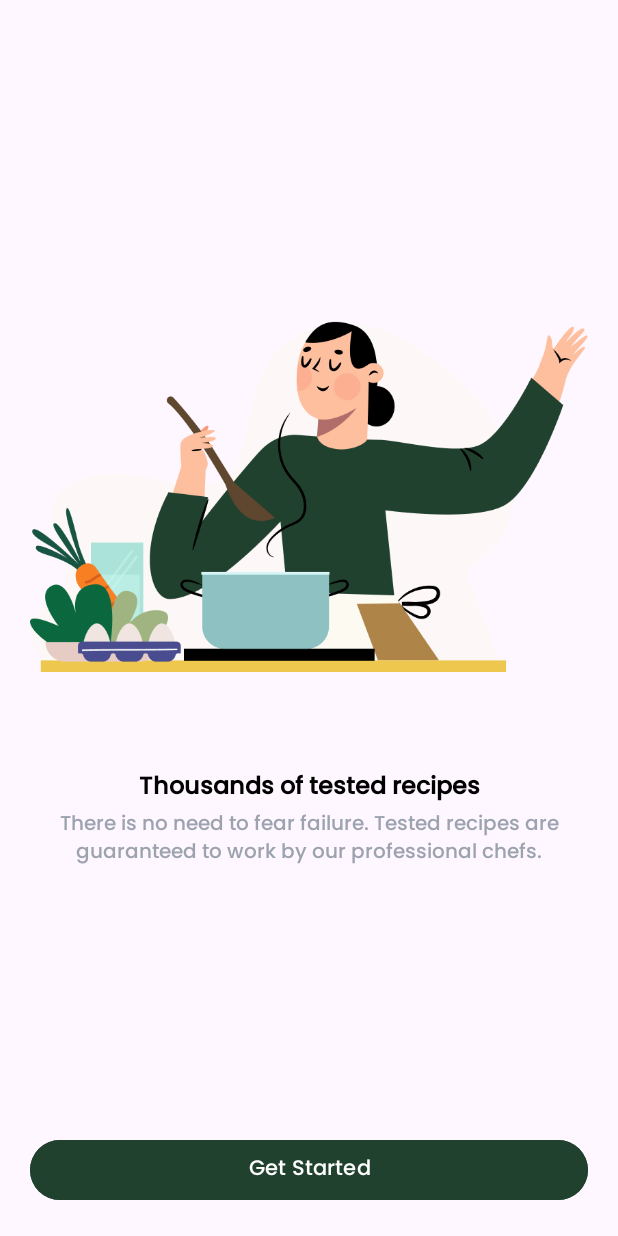
After one commit to mohamedmedhat/QuickBite, an Android app: the IntroFragment screen opened through its navigation route, on a phone screen of 412 x 824 dp. The commit adds this screen. Run offline under Robolectric (Android 15) with nearby library versions, the phone set to English and light mode, and no system bars; our stand-ins replace Firebase (no records; nobody signed in at launch, a user with empty details on screens opened directly).

Commit message:
[add]: add intro fragment

```diff
--- /dev/null
+++ b/app/src/main/java/com/xapp/quickbit/presentation/fragment/IntroFragment.kt
@@ -0,0 +1,32 @@
+package com.xapp.quickbit.presentation.fragment
+
+import android.content.Intent
+import android.os.Bundle
+import androidx.fragment.app.Fragment
+import android.view.LayoutInflater
+import android.view.View
+import android.view.ViewGroup
+import com.xapp.quickbit.databinding.FragmentIntroBinding
+import com.xapp.quickbit.presentation.activity.RecipeActivity
+
+class IntroFragment : Fragment() {
+    private var _binding: FragmentIntroBinding? = null
+    private val binding get() = _binding!!
+    override fun onCreateView(
+        inflater: LayoutInflater, container: ViewGroup?,
+        savedInstanceState: Bundle?
+    ): View {
+        _binding = FragmentIntroBinding.inflate(inflater, container, false)
+        return binding.root
+    }
+
+    override fun onViewCreated(view: View, savedInstanceState: Bundle?) {
+        super.onViewCreated(view, savedInstanceState)
+
+        binding.introBtnGoToHome.setOnClickListener {
+            val intent = Intent(requireContext(), RecipeActivity::class.java)
+            startActivity(intent)
+        }
+    }
+
+}
--- a/app/src/main/java/com/xapp/quickbit/presentation/fragment/LoginFragment.kt
+++ b/app/src/main/java/com/xapp/quickbit/presentation/fragment/LoginFragment.kt
@@ -62,7 +62,7 @@ class LoginFragment : Fragment() {
                 authViewModel.saveUserToPreferences(authViewModel.user.value, requireContext())
                 Toast.makeText(requireContext(), "you have login successfully", Toast.LENGTH_LONG)
                     .show()
-                goToHomeActivity()
+                goToIntroFragment()
             } else {
                 Toast.makeText(context, "Authentication failed.", Toast.LENGTH_SHORT).show()
             }
@@ -112,10 +112,13 @@ class LoginFragment : Fragment() {
         googleSignInLauncher.launch(signInIntent)
     }
 
+    private fun goToIntroFragment() {
+        findNavController().navigate(R.id.action_loginFragment_to_introFragment)
+    }
+
     private fun goToHomeActivity() {
-        val intent = Intent(activity, RecipeActivity::class.java)
+        val intent = Intent(requireContext(), RecipeActivity::class.java)
         startActivity(intent)
-        activity?.finish()
     }
 
     override fun onDestroyView() {
--- /dev/null
+++ b/app/src/main/res/layout/fragment_intro.xml
@@ -0,0 +1,61 @@
+<?xml version="1.0" encoding="utf-8"?>
+<androidx.constraintlayout.widget.ConstraintLayout xmlns:android="http://schemas.android.com/apk/res/android"
+    xmlns:app="http://schemas.android.com/apk/res-auto"
+    android:layout_width="match_parent"
+    android:layout_height="match_parent"
+    android:layout_marginHorizontal="20dp">
+
+    <ImageView
+        android:id="@+id/iv_IntroImage"
+        android:layout_width="wrap_content"
+        android:layout_height="wrap_content"
+        android:layout_marginTop="160dp"
+        android:contentDescription="@string/this_is_intro_image_desc"
+        android:src="@drawable/intro_image"
+        app:layout_constraintEnd_toEndOf="parent"
+        app:layout_constraintStart_toStartOf="parent"
+        app:layout_constraintTop_toTopOf="parent" />
+
+    <TextView
+        android:id="@+id/tv_headTitle"
+        android:layout_width="wrap_content"
+        android:layout_height="wrap_content"
+        android:layout_marginTop="10dp"
+        android:fontFamily="@font/poppins_medium"
+        android:gravity="center"
+        android:text="@string/thousands_of_tested_recipes"
+        android:textColor="@color/black"
+        android:textSize="16sp"
+        android:textStyle="bold"
+        app:layout_constraintEnd_toEndOf="parent"
+        app:layout_constraintStart_toStartOf="parent"
+        app:layout_constraintTop_toBottomOf="@+id/iv_IntroImage" />
+
+    <TextView
+        android:id="@+id/tv_descTitle"
+        android:layout_width="wrap_content"
+        android:layout_height="wrap_content"
+        android:fontFamily="@font/poppins_medium"
+        android:gravity="center"
+        android:text="@string/intro_desc_text"
+        android:textColor="@color/gray"
+        android:textSize="13sp"
+        app:layout_constraintEnd_toEndOf="parent"
+        app:layout_constraintStart_toStartOf="parent"
+        app:layout_constraintTop_toBottomOf="@+id/tv_headTitle" />
+
+    <com.google.android.material.button.MaterialButton
+        android:id="@+id/introBtn_goToHome"
+        style="@style/introBtn_corner_Radius"
+        android:layout_width="match_parent"
+        android:layout_height="wrap_content"
+        android:layout_marginBottom="20dp"
+        android:backgroundTint="@color/darkGreen"
+        android:fontFamily="@font/poppins_medium"
+        android:text="@string/get_started"
+        android:textColor="@color/white"
+        app:layout_constraintBottom_toBottomOf="parent"
+        app:layout_constraintEnd_toEndOf="parent"
+        app:layout_constraintStart_toStartOf="parent" />
+
+</androidx.constraintlayout.widget.ConstraintLayout>
--- a/app/src/main/res/navigation/auth_nav_graph.xml
+++ b/app/src/main/res/navigation/auth_nav_graph.xml
@@ -28,6 +28,13 @@
         <action
             android:id="@+id/action_loginFragment_to_registerFragment"
             app:destination="@id/registerFragment" />
+        <action
+            android:id="@+id/action_loginFragment_to_introFragment"
+            app:destination="@id/introFragment"
+            app:enterAnim="@anim/nav_default_enter_anim"
+            app:exitAnim="@anim/nav_default_exit_anim"
+            app:popEnterAnim="@anim/nav_default_pop_enter_anim"
+            app:popExitAnim="@anim/nav_default_pop_exit_anim" />
     </fragment>
 
     <fragment
@@ -43,5 +50,9 @@
             app:popEnterAnim="@anim/nav_default_pop_enter_anim"
             app:popExitAnim="@anim/nav_default_pop_exit_anim" />
     </fragment>
+    <fragment
+        android:id="@+id/introFragment"
+        android:name="com.xapp.quickbit.presentation.fragment.IntroFragment"
+        android:label="IntroFragment" />
 
 </navigation>
--- a/app/src/main/res/values/dimens.xml
+++ b/app/src/main/res/values/dimens.xml
@@ -37,4 +37,5 @@
     <dimen name="loginAsGuest_margin_top">10dp</dimen>
     <dimen name="auth_button_flow_horizontalGap">10dp</dimen>
     <dimen name="auth_button_flow_verticalGap">10dp</dimen>
+    <dimen name="intro_btn_cornerRadius">3dp</dimen>
 </resources>
--- a/app/src/main/res/values/strings.xml
+++ b/app/src/main/res/values/strings.xml
@@ -12,7 +12,7 @@
     <string name="search_history" translatable="false">search_history</string>
     =
     <string name="last_Viewed" translatable="false">Last_Viewed</string>
-
+    <string name="intro_desc_text" translatable="false">There is no need to fear failure. Tested recipes are guaranteed to work by our professional chefs.</string>
     <string name="default_web_client_id">604432015919-4rf7ue3tc3um421hjacseg293s4e2922.apps.googleusercontent.com</string>
     <string name="register_Text">Join Us</string>
     <string name="register_imageDesc">register Image</string>
@@ -34,4 +34,7 @@
     <string name="this_is_info_button">this is info button</string>
     <string name="this_is_profile_picture">this is profile picture</string>
     <string name="saved" translatable="false">saved</string>
+    <string name="get_started">Get Started</string>
+    <string name="this_is_intro_image_desc">this is intro image</string>
+    <string name="thousands_of_tested_recipes">Thousands of tested recipes</string>
 </resources>
--- a/app/src/main/res/values/styles.xml
+++ b/app/src/main/res/values/styles.xml
@@ -20,4 +20,13 @@
         <item name="boxCornerRadiusTopEnd">@dimen/register_inputs_cornerRadius</item>
         <item name="boxCornerRadiusTopStart">@dimen/register_inputs_cornerRadius</item>
     </style>
+
+    <style name="introBtn_corner_Radius">
+        <item name="boxCornerRadiusBottomStart">@dimen/intro_btn_cornerRadius</item>
+        <item name="boxCornerRadiusBottomEnd">@dimen/intro_btn_cornerRadius</item>
+        <item name="boxCornerRadiusTopEnd">@dimen/intro_btn_cornerRadius</item>
+        <item name="boxCornerRadiusTopStart">@dimen/intro_btn_cornerRadius</item>
+        <item name="flow_horizontalGap">@dimen/auth_button_flow_horizontalGap</item>
+        <item name="flow_verticalGap">@dimen/auth_button_flow_verticalGap</item>
+    </style>
 </resources>
```
Also changed, not shown: app/src/main/res/drawable-nodpi/intro_image.png (added), 2 other files.
